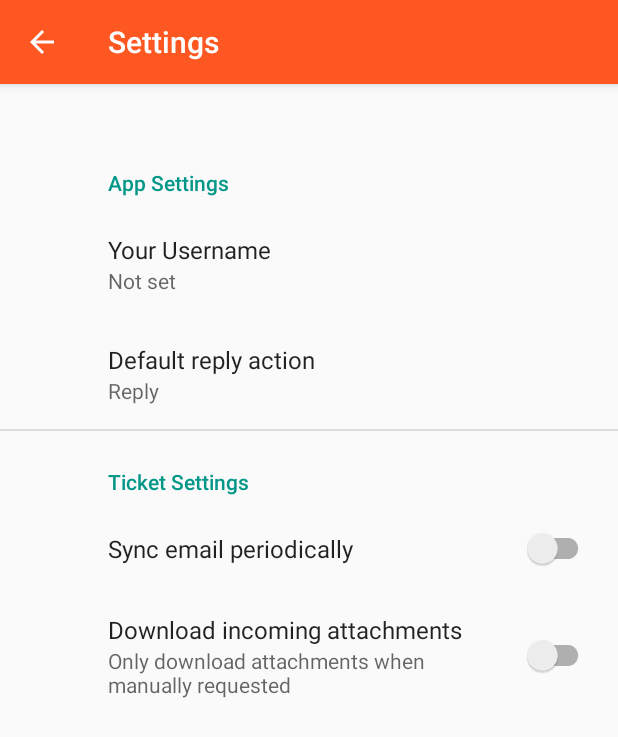
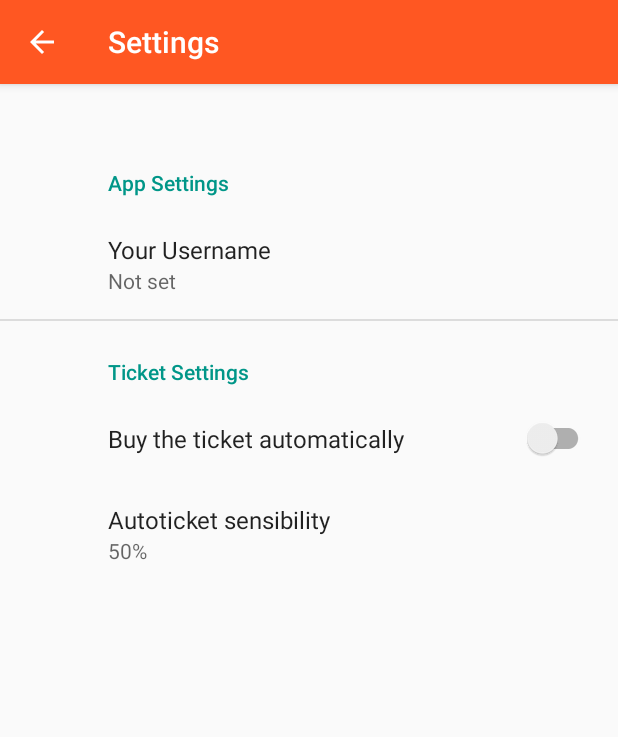
Before and after one commit to ciccio1992/BUSApp2.0, an Android app: the SettingsActivity screen opened directly, with no data from a screen before it, on a phone screen of 412 x 824 dp. Shown: the top 737 px of the screen. Run offline under Robolectric (Android 15) with nearby library versions, the phone set to English and light mode, and no system bars; our stand-ins replace androidx.preference.

```diff
--- a/app/src/main/AndroidManifest.xml
+++ b/app/src/main/AndroidManifest.xml
@@ -64,16 +64,16 @@
             </intent-filter>
         </receiver>
         <receiver
-            android:name=".wifiReceiver"
+            android:name=".Background.wifiReceiver"
             android:enabled="true"
             android:exported="true" />
 
         <service
-            android:name=".BackgroundService"
+            android:name=".Background.BackgroundService"
             android:enabled="true"
             android:exported="true" />
         <service
-            android:name=".WifiLoopTimer"
+            android:name=".Background.WifiLoopTimer"
             android:enabled="true"
             android:exported="true" />
     </application>
--- a/app/src/main/java/com/example/busapp20/BackgroundService.java
+++ b/app/src/main/java/com/example/busapp20/Background/BackgroundService.java
@@ -1,4 +1,4 @@
-package com.example.busapp20;
+package com.example.busapp20.Background;
 
 import android.app.Notification;
 import android.app.NotificationChannel;
@@ -12,6 +12,9 @@ import android.os.IBinder;
 import androidx.annotation.Nullable;
 import androidx.core.app.NotificationCompat;
 import android.widget.Toast;
+
+import com.example.busapp20.MainActivity;
+import com.example.busapp20.R;
 
 
 public class BackgroundService extends Service {
--- a/app/src/main/java/com/example/busapp20/WifiLoopTimer.java
+++ b/app/src/main/java/com/example/busapp20/Background/WifiLoopTimer.java
@@ -1,9 +1,11 @@
-package com.example.busapp20;
+package com.example.busapp20.Background;
 
 import android.content.Intent;
 import android.os.IBinder;
 import androidx.annotation.Nullable;
 import android.util.Log;
+
+import com.example.busapp20.MainActivity;
 
 import java.util.Timer;
 import java.util.TimerTask;
--- a/app/src/main/java/com/example/busapp20/SettingsActivity.java
+++ b/app/src/main/java/com/example/busapp20/SettingsActivity.java
@@ -26,7 +26,7 @@ public class SettingsActivity extends AppCompatActivity {
     public static class SettingsFragment extends PreferenceFragmentCompat {
         @Override
         public void onCreatePreferences(Bundle savedInstanceState, String rootKey) {
-            setPreferencesFromResource(R.xml.root_preferences, rootKey);
+            setPreferencesFromResource(R.xml.root_preferences,rootKey);
         }
     }
 
--- a/app/src/main/java/com/example/busapp20/StartActivityOnBoot.java
+++ b/app/src/main/java/com/example/busapp20/StartActivityOnBoot.java
@@ -5,8 +5,7 @@ import android.content.Context;
 import android.content.Intent;
 import android.widget.Toast;
 
-import java.util.Timer;
-import java.util.TimerTask;
+import com.example.busapp20.Background.BackgroundService;
 
 public class StartActivityOnBoot extends BroadcastReceiver {
 
--- a/app/src/main/java/com/example/busapp20/ToolsActivity.java
+++ b/app/src/main/java/com/example/busapp20/ToolsActivity.java
@@ -9,9 +9,9 @@ import androidx.appcompat.app.ActionBar;
 import androidx.appcompat.app.AppCompatActivity;
 
 import static com.example.busapp20.MainActivity.wifiManager;
-import static com.example.busapp20.wifiReceiver.lastResults;
-import static com.example.busapp20.wifiReceiver.onBus;
-import static com.example.busapp20.wifiReceiver.resultsToString;
+import static com.example.busapp20.Background.wifiReceiver.lastResults;
+import static com.example.busapp20.Background.wifiReceiver.onBus;
+import static com.example.busapp20.Background.wifiReceiver.resultsToString;
 
 public class ToolsActivity extends AppCompatActivity {
 
--- a/app/src/main/res/values/arrays.xml
+++ b/app/src/main/res/values/arrays.xml
@@ -9,4 +9,31 @@
         <item>reply</item>
         <item>reply_all</item>
     </string-array>
+
+    <string-array name="autoticket_entries">
+        <item>100%</item>
+        <item>90%</item>
+        <item>80%</item>
+        <item>70%</item>
+        <item>60%</item>
+        <item>50%</item>
+        <item>40%</item>
+        <item>30%</item>
+        <item>20%</item>
+        <item>10%</item>
+        <item>0%</item>
+    </string-array>
+    <string-array name="autoticket_values">
+        <item>0</item>
+        <item>1</item>
+        <item>2</item>
+        <item>3</item>
+        <item>4</item>
+        <item>5</item>
+        <item>6</item>
+        <item>7</item>
+        <item>8</item>
+        <item>9</item>
+        <item>10</item>
+    </string-array>
 </resources>
--- a/app/src/main/res/values/strings.xml
+++ b/app/src/main/res/values/strings.xml
@@ -33,14 +33,10 @@
 
     <!-- Messages Preferences -->
     <string name="username_title">Your Username</string>
-    <string name="reply_title">Default reply action</string>
 
-    <!-- Sync Preferences -->
-    <string name="sync_title">Sync email periodically</string>
-    <string name="attachment_title">Download incoming attachments</string>
-    <string name="attachment_summary_on">Automatically download attachments for incoming emails
-    </string>
-    <string name="attachment_summary_off">Only download attachments when manually requested</string>
+    <!-- Autoticket Preferences -->
+    <string name="autoticket_title">Buy the ticket automatically</string>
+    <string name="autoticket_level_title">Autoticket sensibility</string>
 
     <!-- topUp Activity -->
     <string name="topUp_proceed_to_paypal">Proceed to Paypal</string>
--- a/app/src/main/res/xml/root_preferences.xml
+++ b/app/src/main/res/xml/root_preferences.xml
@@ -23,28 +23,22 @@
             app:title="@string/username_title"
             app:useSimpleSummaryProvider="true" />
 
-        <ListPreference
-            app:defaultValue="reply"
-            app:entries="@array/reply_entries"
-            app:entryValues="@array/reply_values"
-            app:key="reply"
-            app:title="@string/reply_title"
-            app:useSimpleSummaryProvider="true" />
 
     </PreferenceCategory>
 
     <PreferenceCategory app:title="@string/ticketSettings_header">
 
         <SwitchPreferenceCompat
-            app:key="sync"
-            app:title="@string/sync_title" />
+            app:key="autoticket"
+            app:title="@string/autoticket_title" />
 
-        <SwitchPreferenceCompat
-            app:dependency="sync"
-            app:key="attachment"
-            app:summaryOff="@string/attachment_summary_off"
-            app:summaryOn="@string/attachment_summary_on"
-            app:title="@string/attachment_title" />
+        <ListPreference
+            app:defaultValue="5"
+            app:entries="@array/autoticket_entries"
+            app:entryValues="@array/autoticket_values"
+            app:key="level"
+            app:title="@string/autoticket_level_title"
+            app:useSimpleSummaryProvider="true" />
 
     </PreferenceCategory>
 
```
Also changed, not shown: app/src/main/java/com/example/busapp20/Background/wifiReceiver.java (renamed from app/src/main/java/com/example/busapp20/wifiReceiver.java, +9 -31 lines), app/src/main/java/com/example/busapp20/MainActivity.java (+87 -14 lines), app/src/main/java/com/example/busapp20/PaymentDetails.java (+13 -0 lines), app/src/main/java/com/example/busapp20/TopupActivity.java (+30 -3 lines), app/src/main/res/layout/activity_payment_details.xml (+19 -3 lines), app/src/main/res/layout/activity_share.xml (+9 -8 lines).
